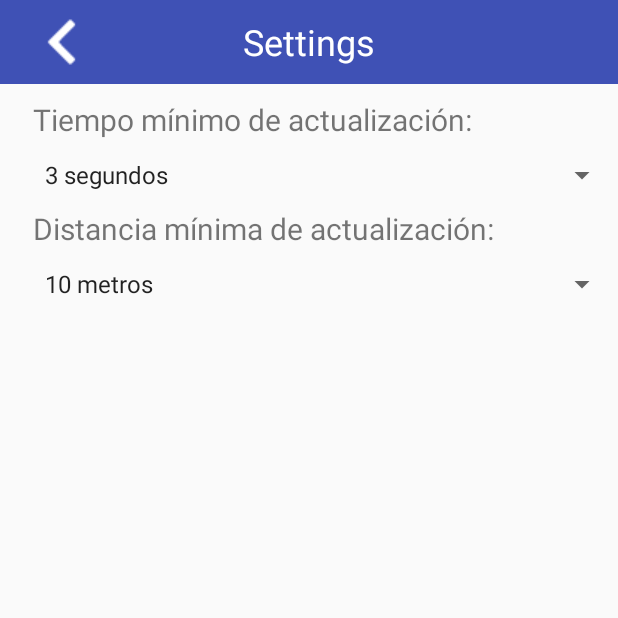
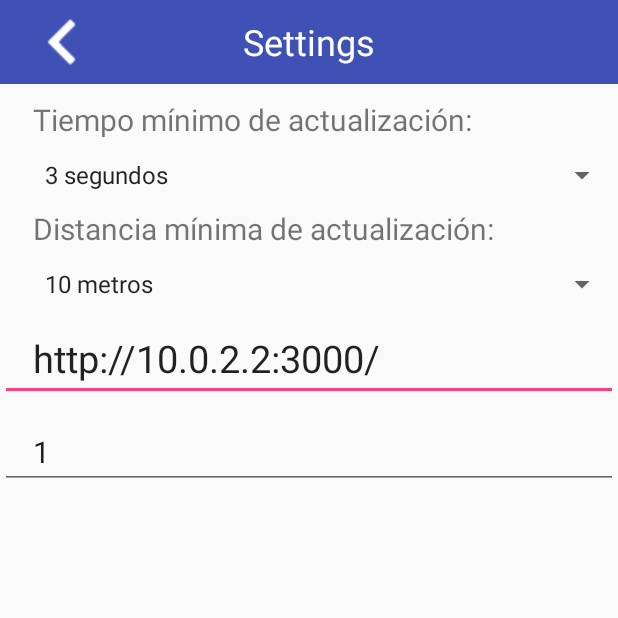
Before and after one commit to cachaIglesias/Mobile-Tracking-App, an Android app: the screen it shows after launch (SettingsActivity), after a tap on "Settings", on a phone screen of 412 x 824 dp, the top half of it. Run offline under Robolectric (Android 15) with nearby library versions, the phone set to English and light mode, and no system bars.

Commit message:
Se agregan el parametro URL ngrok y el Id del repartidor a los datos de configuracion

```diff
--- a/app/src/main/java/ar/com/service/tracking/mobile/mobiletrackingservice/activity/MapsActivity.java
+++ b/app/src/main/java/ar/com/service/tracking/mobile/mobiletrackingservice/activity/MapsActivity.java
@@ -306,7 +306,7 @@ public class MapsActivity extends FragmentActivity implements OnMapReadyCallback
         } else {
 
             try{
-                TrackingServiceConnector.getInstance(MapsActivity.this, this).obtenerEntregaActiva(3, this.getMap(), getMapsActivityState());
+                TrackingServiceConnector.getInstance(MapsActivity.this, this).obtenerEntregaActiva(MapsActivityState.getInstance(null).getUserId(), this.getMap(), getMapsActivityState());
             }catch (Exception e){
                 Log.e(TAG, "No se pudo recuperar una entrega activa");
                 MessageHelper.toast(this, "No se pudo recuperar una entrega activa", Toast.LENGTH_SHORT);
@@ -342,7 +342,7 @@ public class MapsActivity extends FragmentActivity implements OnMapReadyCallback
                     public void run() {
                         try {
                             //Ejecuta tu AsyncTask!
-                            TrackingServiceConnector.getInstance(MapsActivity.this, MapsActivity.this).obtenerEntregaActiva(3, getMap(), getMapsActivityState());
+                            TrackingServiceConnector.getInstance(MapsActivity.this, MapsActivity.this).obtenerEntregaActiva(MapsActivityState.getInstance(null).getUserId(), getMap(), getMapsActivityState());
                         } catch (Exception e) {
                             Log.e(TAG, "No se pudo recuperar una entrega activa cada 1 minuto" + e.getMessage());
                             MessageHelper.toast(MapsActivity.this, "No se pudo recuperar una entrega activa, en 1 minuto se volverá a intentar", Toast.LENGTH_LONG);
--- a/app/src/main/java/ar/com/service/tracking/mobile/mobiletrackingservice/activity/SettingsActivity.java
+++ b/app/src/main/java/ar/com/service/tracking/mobile/mobiletrackingservice/activity/SettingsActivity.java
@@ -1,24 +1,20 @@
 package ar.com.service.tracking.mobile.mobiletrackingservice.activity;
 
-import android.app.Activity;
-import android.content.Context;
-import android.content.Intent;
 import android.content.SharedPreferences;
+import android.os.Bundle;
 import android.support.v4.app.FragmentActivity;
-import android.support.v7.app.AppCompatActivity;
-import android.os.Bundle;
 import android.util.Log;
 import android.view.View;
 import android.widget.AdapterView;
 import android.widget.ArrayAdapter;
+import android.widget.EditText;
 import android.widget.Spinner;
-import android.widget.Toast;
 
 import java.util.ArrayList;
 import java.util.List;
 
 import ar.com.service.tracking.mobile.mobiletrackingservice.R;
-import ar.com.service.tracking.mobile.mobiletrackingservice.utils.MessageHelper;
+import ar.com.service.tracking.mobile.mobiletrackingservice.activity.state.MapsActivityState;
 
 public class SettingsActivity extends FragmentActivity implements AdapterView.OnItemSelectedListener {
 
@@ -31,10 +27,12 @@ public class SettingsActivity extends FragmentActivity implements AdapterView.On
         super.onCreate(savedInstanceState);
         setContentView(R.layout.activity_settings);
 
-        sharedPref = getSharedPreferences("SettingFile", MODE_PRIVATE);
+        this.setSharedPref(getSharedPreferences("SettingFile", MODE_PRIVATE));
 
         inicializarMinTimeSpinner();
         inicializarMinDistSpinner();
+        inicializarNgrokURL();
+        inicializarIdRepartidor();
 
         Log.i(TAG, "Inicio de la actividad: " + TAG) ;
 
@@ -118,6 +116,44 @@ public class SettingsActivity extends FragmentActivity implements AdapterView.On
 
     }
 
+    private void inicializarNgrokURL() {
+        final EditText editText = (EditText) findViewById(R.id.ngrok_url);
+
+        MapsActivityState mapsActivityState = MapsActivityState.getInstance(null);
+
+        editText.setOnFocusChangeListener(new View.OnFocusChangeListener() {
+            @Override
+            public void onFocusChange(View view, boolean b) {
+                // getSharedPref().edit().putString("ngrokUrl", ((EditText) view).getText().toString() ).commit();
+                MapsActivityState.getInstance(null).setUrl(((EditText) view).getText().toString());
+                }
+            }
+        );
+
+        // String ngrokURL = this.getSharedPref().getString("ngrokUrl", "http://10.0.2.2:3000/");
+        editText.setText(mapsActivityState.getUrl());
+    }
+
+    private void inicializarIdRepartidor() {
+
+        final EditText editText = (EditText) findViewById(R.id.deliveryMan_id);
+
+        MapsActivityState mapsActivityState = MapsActivityState.getInstance(null);
+
+        editText.setOnFocusChangeListener(new View.OnFocusChangeListener() {
+            @Override
+            public void onFocusChange(View view, boolean b) {
+                // getSharedPref().edit().putString("ngrokUrl", ((EditText) view).getText().toString() ).commit();
+                MapsActivityState.getInstance(null).setUserId(Integer.parseInt(((EditText) view).getText().toString()));
+                }
+            }
+        );
+
+        // int ngrokURL = this.getSharedPref().getInt("deliveryManID", "http://10.0.2.2:3000/");
+        editText.setText(mapsActivityState.getUserId().toString());
+
+    }
+
     public void terminarActividad(View view) {
 
 //        Intent intent = new Intent();
--- a/app/src/main/java/ar/com/service/tracking/mobile/mobiletrackingservice/activity/state/MapsActivityState.java
+++ b/app/src/main/java/ar/com/service/tracking/mobile/mobiletrackingservice/activity/state/MapsActivityState.java
@@ -26,6 +26,10 @@ public class MapsActivityState {
     private PolylineOptions entregaPolyline;
 
     private OrderAdapter orderAdapter;
+
+    private String url = "http://10.0.2.2:3000/";
+
+    private Integer userId = 1;
 
     private static MapsActivityState instance = null;
 
@@ -74,4 +78,20 @@ public class MapsActivityState {
     public void setEntregaPolyline(PolylineOptions entregaPolyline) {
         this.entregaPolyline = entregaPolyline;
     }
+
+    public String getUrl() {
+        return url;
+    }
+
+    public void setUrl(String url) {
+        this.url = url;
+    }
+
+    public Integer getUserId() {
+        return userId;
+    }
+
+    public void setUserId(Integer userId) {
+        this.userId = userId;
+    }
 }
--- a/app/src/main/java/ar/com/service/tracking/mobile/mobiletrackingservice/backgroundservices/GPSservice.java
+++ b/app/src/main/java/ar/com/service/tracking/mobile/mobiletrackingservice/backgroundservices/GPSservice.java
@@ -155,7 +155,7 @@ public class GPSservice extends Service {
                     try{
                         ArrayList<Position> positions = new ArrayList<Position>();
                         positions.add(new Position(latitudeGPS, longitudeGPS));
-                        TrackingServiceConnector.getInstance(GPSservice.this, null).nuevasPosiciones(3, positions);
+                        TrackingServiceConnector.getInstance(GPSservice.this, null).nuevasPosiciones(MapsActivityState.getInstance(null).getUserId(), positions);
                     }catch (Exception e){
                         Log.e(TAG, "No se pudo enviar una posicion GPS, Error: " + e.toString());
                         MessageHelper.toast(GPSservice.this, "No se pudo enviar una posicion GPS", Toast.LENGTH_SHORT);
--- a/app/src/main/java/ar/com/service/tracking/mobile/mobiletrackingservice/endpoint/trackingService/TrackingService.java
+++ b/app/src/main/java/ar/com/service/tracking/mobile/mobiletrackingservice/endpoint/trackingService/TrackingService.java
@@ -28,8 +28,9 @@ public interface TrackingService {
     Class[] classes = { Business.class, Delivery.class, DeliveryMan.class, Order.class, Position.class, Trace.class, Product.class, OrderProduct.class};
 
     // mascara que identifica a LocalHost en Android > "http://10.0.2.2:3000/"
+    // ejemplo de ruta ngrok > "http://744ab52c.ngrok.io/"
     public static final Retrofit retrofit = new Retrofit.Builder()
-            .baseUrl("http://10.0.2.2:3000/")
+            .baseUrl(MapsActivityState.getInstance(null).getUrl())
             .addConverterFactory(JSONConverterFactory.create(classes))
             .build();
 
--- a/app/src/main/res/layout/activity_settings.xml
+++ b/app/src/main/res/layout/activity_settings.xml
@@ -80,6 +80,29 @@
         android:paddingLeft="10pt"
         />
 
+
+    <EditText android:id="@+id/ngrok_url"
+        android:layout_width="fill_parent"
+        android:layout_height="wrap_content"
+        android:layout_marginTop="10dip"
+        android:textSize="25dp"
+        android:paddingStart="10pt"
+        android:paddingLeft="10pt"
+        android:paddingBottom="5pt"
+        android:hint="@string/ngrok_url_text" />
+
+    <EditText android:id="@+id/deliveryMan_id"
+        android:layout_width="fill_parent"
+        android:layout_height="wrap_content"
+        android:layout_marginTop="10dip"
+        android:textSize="20dp"
+        android:paddingStart="10pt"
+        android:paddingLeft="10pt"
+        android:paddingBottom="5pt"
+        android:inputType="numberDecimal"
+        android:maxLength="2"
+        android:hint="@string/deliveryMan_id_text" />
+
     <!--<LinearLayout-->
         <!--xmlns:android="http://schemas.android.com/apk/res/android"-->
         <!--xmlns:tools="http://schemas.android.com/tools"-->
--- a/app/src/main/res/values/strings.xml
+++ b/app/src/main/res/values/strings.xml
@@ -11,5 +11,10 @@
     <integer name="mapZoom">10</integer>
     <integer name="minTimePositionRefresh">200</integer>
     <integer name="minDistancePositionRefresh">10</integer>
+
+    <string name="ngrok_url_text">URL Ngrok</string>
+    <string name="deliveryMan_id_text">ID de repartidor</string>
+
     <!-- TODO > pasar strings aca ! -->
+
 </resources>
```
Also changed, not shown: 2 other files.
